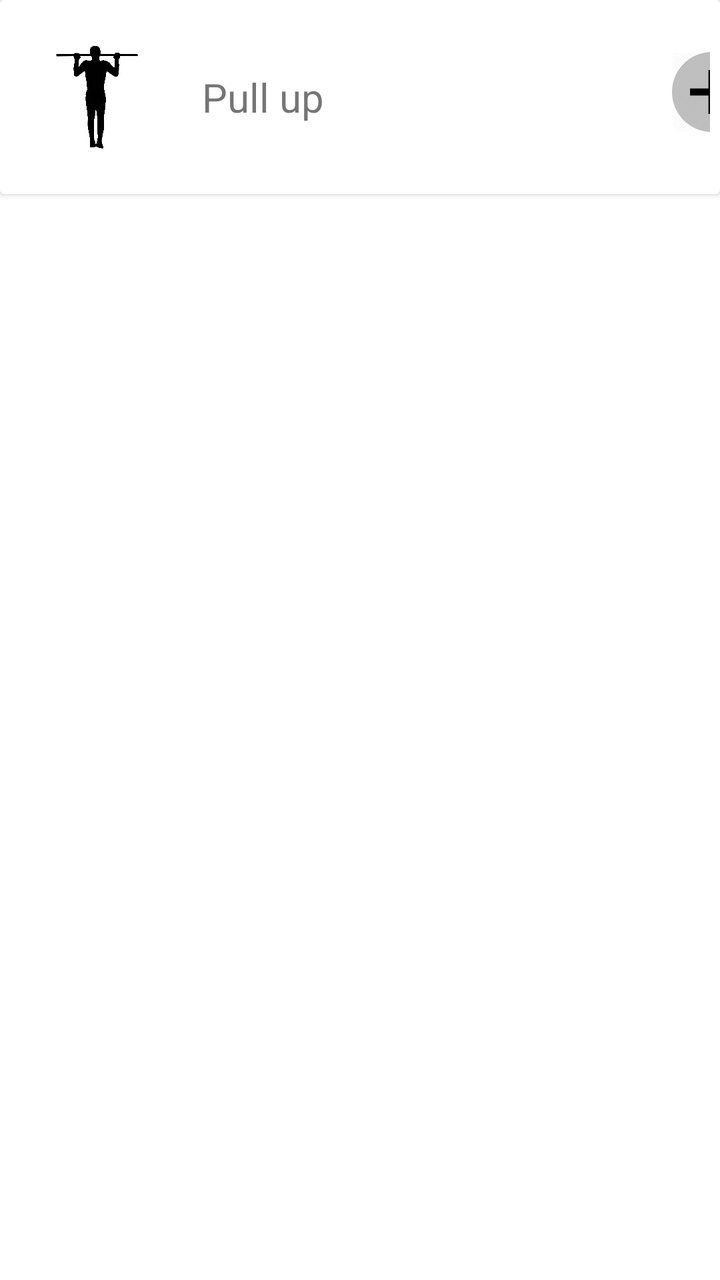
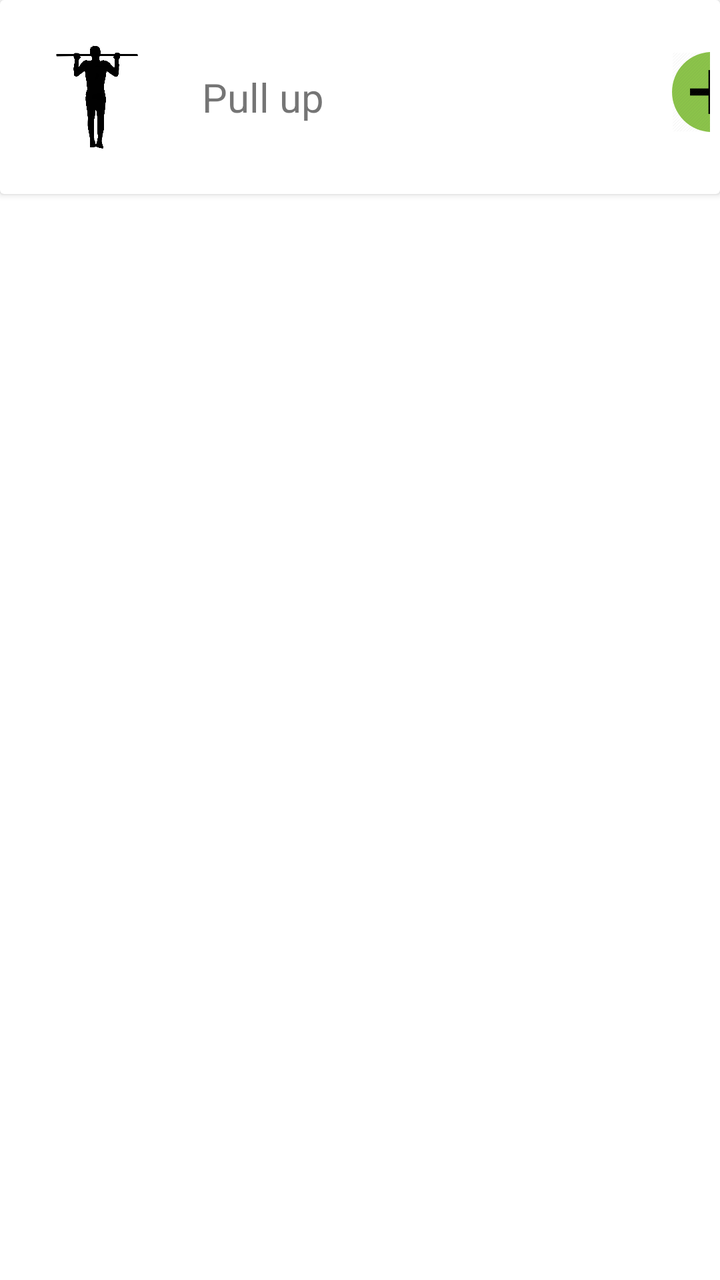

Screens rendered from an Android XML layout before and after an edit, with the pre-edit source and the edit as a unified diff.
<!-- AndroidManifest.xml: application theme Theme.YourCali -->
<!-- res/layout/item_add_exercise_workout.xml -->
<?xml version="1.0" encoding="utf-8"?>
<LinearLayout xmlns:android="http://schemas.android.com/apk/res/android"
android:layout_width="match_parent"
android:layout_height="wrap_content"
xmlns:app="http://schemas.android.com/apk/res-auto">


<androidx.cardview.widget.CardView
    android:layout_width="match_parent"
    android:layout_height="wrap_content">


    <LinearLayout
        android:layout_width="match_parent"
        android:layout_height="wrap_content"
        android:orientation="horizontal"
        android:padding="5dp">


        <ImageView
            android:id="@+id/exerciseImage"
            android:layout_width="55dp"
            android:layout_height="55dp"
            android:layout_marginStart="16dp"
            android:layout_marginLeft="16dp"
            android:layout_marginTop="16dp"
            android:layout_marginBottom="16dp"
            app:layout_constraintBottom_toBottomOf="parent"
            app:layout_constraintStart_toStartOf="parent"
            app:layout_constraintTop_toTopOf="parent"
            app:srcCompat="@drawable/pullup"/>

        <Space
            android:layout_width="25dp"
            android:layout_height="match_parent"/>

        <LinearLayout
            android:layout_width="290dp"
            android:layout_height="65dp"
            android:orientation="horizontal"
            android:layout_gravity="center">

            <Space
                android:layout_width="wrap_content"
                android:layout_height="12dp" />


            <Space
                android:layout_width="wrap_content"
                android:layout_height="7dp" />

            <TextView
                android:id="@+id/exerciseName"
                android:layout_width="220dp"
                android:layout_height="wrap_content"
                android:text="Pull up"
                android:layout_gravity="center_vertical"
                android:textSize="20dp" />

            <ImageButton
                android:id="@+id/addExerciseButton"
                android:layout_width="40dp"
                android:layout_height="40dp"
                android:layout_centerVertical="true"
                android:layout_marginTop="10dp"
                android:layout_marginLeft="15dp"
                android:src="@drawable/plus"
                android:backgroundTint="@color/Silver"
                android:background="@drawable/roundedbutton"
                android:text="+" />


        </LinearLayout>

    </LinearLayout>

</androidx.cardview.widget.CardView>

</LinearLayout>
<!-- resources referenced by this layout -->
<resources>
  <color name="Silver">#C0C0C0</color>
  <!-- drawable plus (drawable) -->
  <?xml version="1.0" encoding="utf-8"?>
  <layer-list xmlns:android="http://schemas.android.com/apk/res/android">
  
      <item
          android:id="@+id/half_overlay"
          android:drawable="@drawable/pulsantepiu"
          android:width="40dp"
          android:height="40dp"
          />
  
  </layer-list>
  <!-- drawable pullup: png bitmap (drawable, 126134 bytes) -->
  <!-- drawable roundedbutton (drawable) -->
  <?xml version="1.0" encoding="utf-8"?>
  <shape xmlns:android="http://schemas.android.com/apk/res/android"
      android:shape="oval">
      <solid android:color="@color/Cranberry" />
  </shape>
  <style name="Theme.YourCali" parent="Theme.MaterialComponents.DayNight.NoActionBar">
          
          <item name="colorPrimary">@color/purple_500</item>
          <item name="colorPrimaryVariant">@color/purple_700</item>
          <item name="colorOnPrimary">@color/white</item>
          
          <item name="colorSecondary">@color/teal_200</item>
          <item name="colorSecondaryVariant">@color/teal_700</item>
          <item name="colorOnSecondary">@color/black</item>
          
          <item name="android:statusBarColor">@color/DarkCranberry</item>
          
      </style>
  <!-- drawable pulsantepiu: png bitmap (drawable, 2782 bytes) -->
  <color name="Cranberry">#9F000F</color>
  <color name="purple_500">#FF6200EE</color>
  <color name="purple_700">#FF3700B3</color>
  <color name="white">#FFFFFFFF</color>
  <color name="teal_200">#FF03DAC5</color>
  <color name="teal_700">#FF018786</color>
  <color name="black">#FF000000</color>
  <color name="DarkCranberry">#FF7A020E</color>
</resources>

<!-- the commit's change to res/layout/item_add_exercise_workout.xml (unified diff, before → after) -->
@@ -62,11 +62,11 @@ xmlns:app="http://schemas.android.com/apk/res-auto">
                 android:layout_width="40dp"
                 android:layout_height="40dp"
                 android:layout_centerVertical="true"
+                android:layout_marginLeft="15dp"
                 android:layout_marginTop="10dp"
-                android:layout_marginLeft="15dp"
+                android:background="@drawable/roundedbutton"
+                android:backgroundTint="#8BC34A"
                 android:src="@drawable/plus"
-                android:backgroundTint="@color/Silver"
-                android:background="@drawable/roundedbutton"
                 android:text="+" />
 
 
<!-- resource entries referenced after the edit -->
@@ -1,6 +1,5 @@
 <!-- resources referenced by this layout -->
 <resources>
-  <color name="Silver">#C0C0C0</color>
   <!-- drawable plus (drawable) -->
   <?xml version="1.0" encoding="utf-8"?>
   <layer-list xmlns:android="http://schemas.android.com/apk/res/android">
